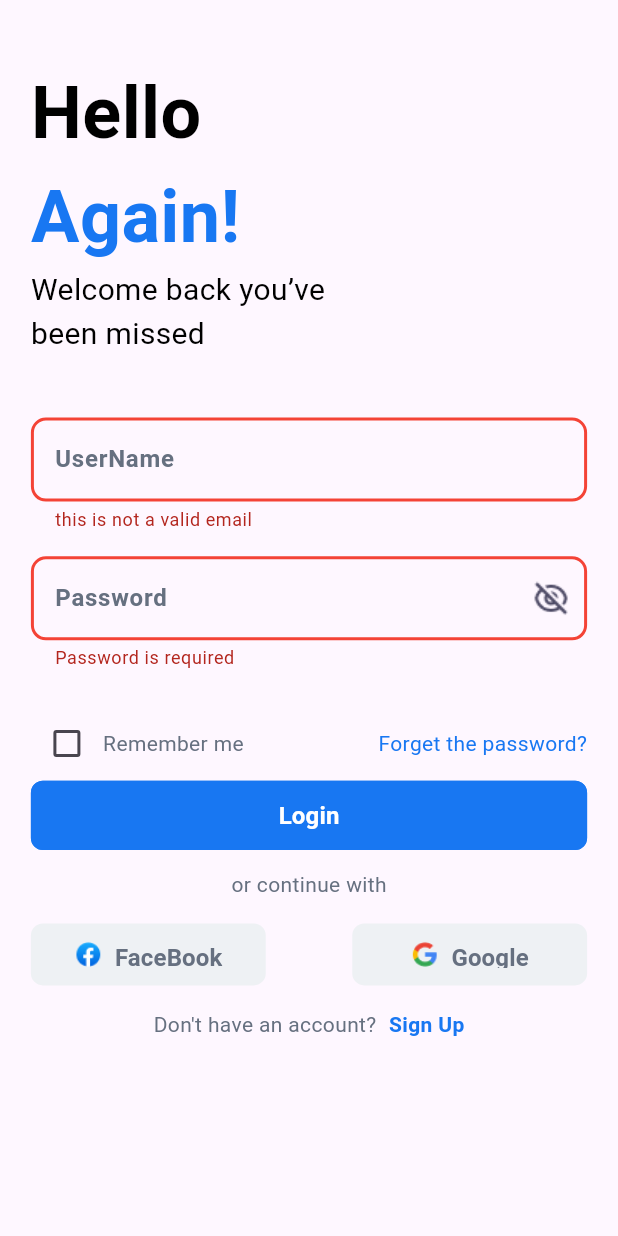
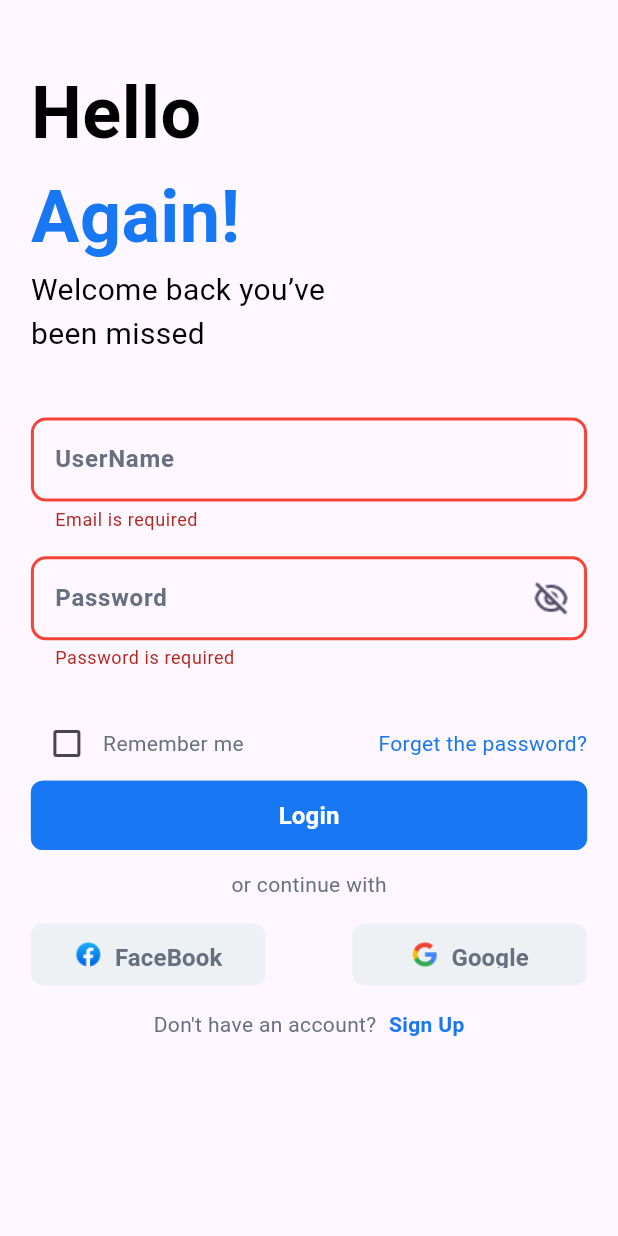
Before and after one commit to mohamedzakaria9/news_app, a Flutter app: the LoginScreen screen opened by its route, after a tap on "Login", on a phone screen of 412 x 824 dp. Run offline on Flutter 3.47's test engine with Material 3 defaults, Android fonts, the light colour scheme and no system bars; our stand-ins replace bloc, flutter_bloc.

Commit message:
change in the cubit of the login page make the state look simpler and add a validator class to separate the validation from the ui

```diff
--- a/lib/ui/auth/LoginScreen.dart
+++ b/lib/ui/auth/LoginScreen.dart
@@ -7,6 +7,7 @@ import '../../customWidgits/CustomTextFormField.dart';
 import '../../utiles/AppColors.dart';
 import '../../utiles/AppFonts.dart';
 import '../../utiles/AppRoutes.dart';
+import 'Validator.dart';
 
 class LoginScreen extends StatefulWidget {
   static String routeName = "login";
@@ -50,15 +51,7 @@ class _LoginScreenState extends State<LoginScreen> {
                 Customtextformfield(
                   prefixIcon: "prefixIcon",
                   labelText: "UserName",
-
-                  validate: (value) {
-                    if (value!.contains("@gmail.com") == false) {
-                      return "this is not a valid email";
-                    } else if (value.isEmpty) {
-                      return "Please Write Your Email Here";
-                    }
-                    return null;
-                  },
+                  validate:Validators.validateEmail,
                 ),
                 SizedBox(height: height * 0.02),
                 BlocBuilder<LoginScreenCubit, LoginScreenState>(
@@ -70,16 +63,8 @@ class _LoginScreenState extends State<LoginScreen> {
                     return Customtextformfield(
                       prefixIcon: "prefixIcon",
                       labelText: "Password",
-                      password: state.isPasswordVisible,
-                      validate: (value) {
-                        if (value == null || value.isEmpty) {
-                          return "Password is required";
-                        }
-                        if (!passwordRegex.hasMatch(value)) {
-                          return "Password must contain at least 1 uppercase, 1 lowercase, 1 number, and be 8+ characters long";
-                        }
-                        return null;
-                      },
+                      password: state.isPasswordVisible!,
+                      validate: Validators.validatePassword,
                       isSuffixIcon: true,
                       suffixIcon: AppImages.passwordIcon,
                       suffixIconTap: () {
--- /dev/null
+++ b/lib/ui/auth/Validator.dart
@@ -0,0 +1,14 @@
+class Validators {
+  static String? validateEmail(String? value) {
+    if (value == null || value.isEmpty) return "Email is required";
+    if (!value.contains("@gmail.com")) return "Not a valid Gmail";
+    return null;
+  }
+
+  static String? validatePassword(String? value) {
+    final regex = RegExp(r'^(?=.*[a-z])(?=.*[A-Z])(?=.*\d).{8,}$');
+    if (value == null || value.isEmpty) return "Password is required";
+    if (!regex.hasMatch(value)) return "Password must have upper, lower, number, 8+ chars";
+    return null;
+  }
+}
--- a/lib/ui/auth/cubit/login_screen_cubit.dart
+++ b/lib/ui/auth/cubit/login_screen_cubit.dart
@@ -4,11 +4,11 @@ import 'package:meta/meta.dart';
 part 'login_screen_state.dart';
 
 class LoginScreenCubit extends Cubit<LoginScreenState> {
-  LoginScreenCubit() : super(LoginScreenInitial());
+  LoginScreenCubit() : super(LoginScreenState());
   void togglePasswordVisibility() {
-    emit(LoginScreenPasswordVisibility(!state.isPasswordVisible, state.isRememberMe));
+    emit(LoginScreenState(isPasswordVisible: !state.isPasswordVisible!));
   }
   void toggleRememberMe() {
-    emit(LoginScreenRememberMe(state.isPasswordVisible,!state.isRememberMe));
+    emit(LoginScreenState(isRememberMe: !state.isRememberMe!));
   }
 }
--- a/lib/ui/auth/cubit/login_screen_state.dart
+++ b/lib/ui/auth/cubit/login_screen_state.dart
@@ -1,22 +1,21 @@
 part of 'login_screen_cubit.dart';
 
-sealed class LoginScreenState {
+class LoginScreenState {
   bool isPasswordVisible;
   bool isRememberMe;
 
-  LoginScreenState({this.isPasswordVisible = true, this.isRememberMe = false});
+  LoginScreenState({
+    this.isRememberMe = false,
+    this.isPasswordVisible = true,
+  });
+
+  LoginScreenState copyWith({
+    bool? isPasswordVisible,
+    bool? isRememberMe,
+  }) {
+    return LoginScreenState(
+      isRememberMe: isRememberMe ?? this.isRememberMe,
+      isPasswordVisible: isPasswordVisible ?? this.isPasswordVisible
+    );
+  }
 }
-
-final class LoginScreenInitial extends LoginScreenState {
-  LoginScreenInitial() : super();
-}
-
-final class LoginScreenPasswordVisibility extends LoginScreenState {
-  LoginScreenPasswordVisibility(bool isPasswordVisible, bool isRememberMe)
-    : super(isPasswordVisible: isPasswordVisible, isRememberMe: isRememberMe);
-}
-
-final class LoginScreenRememberMe extends LoginScreenState {
-  LoginScreenRememberMe(bool isPasswordVisible, bool isRememberMe)
-    : super(isPasswordVisible: isPasswordVisible, isRememberMe: isRememberMe);
-}
```
